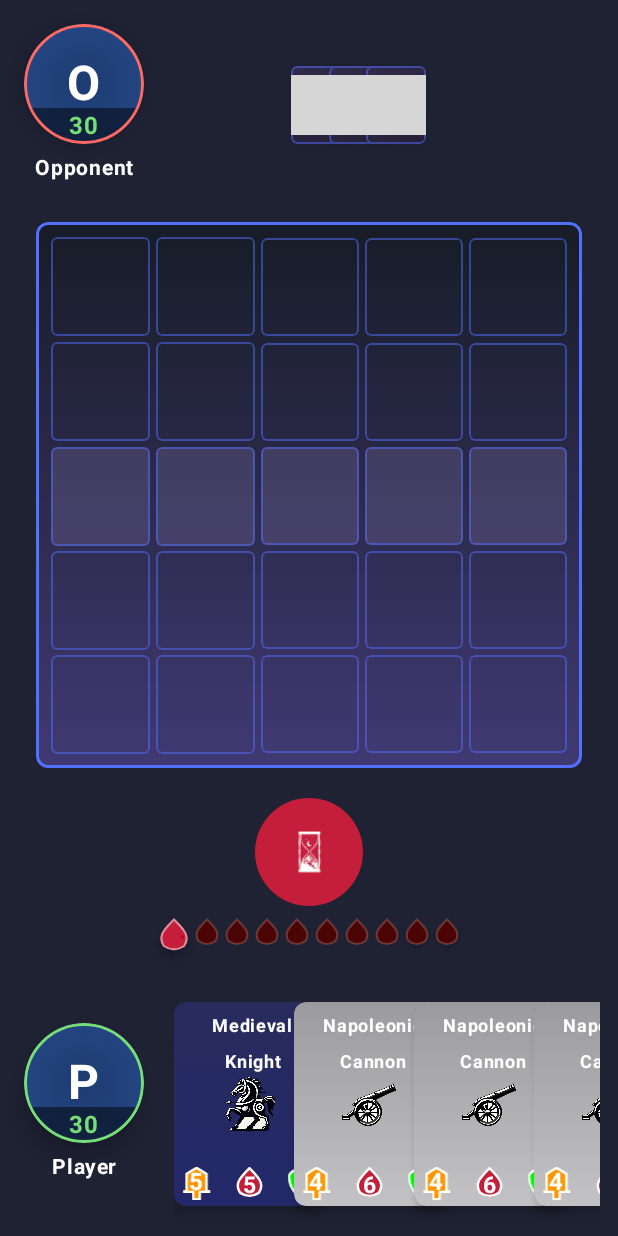
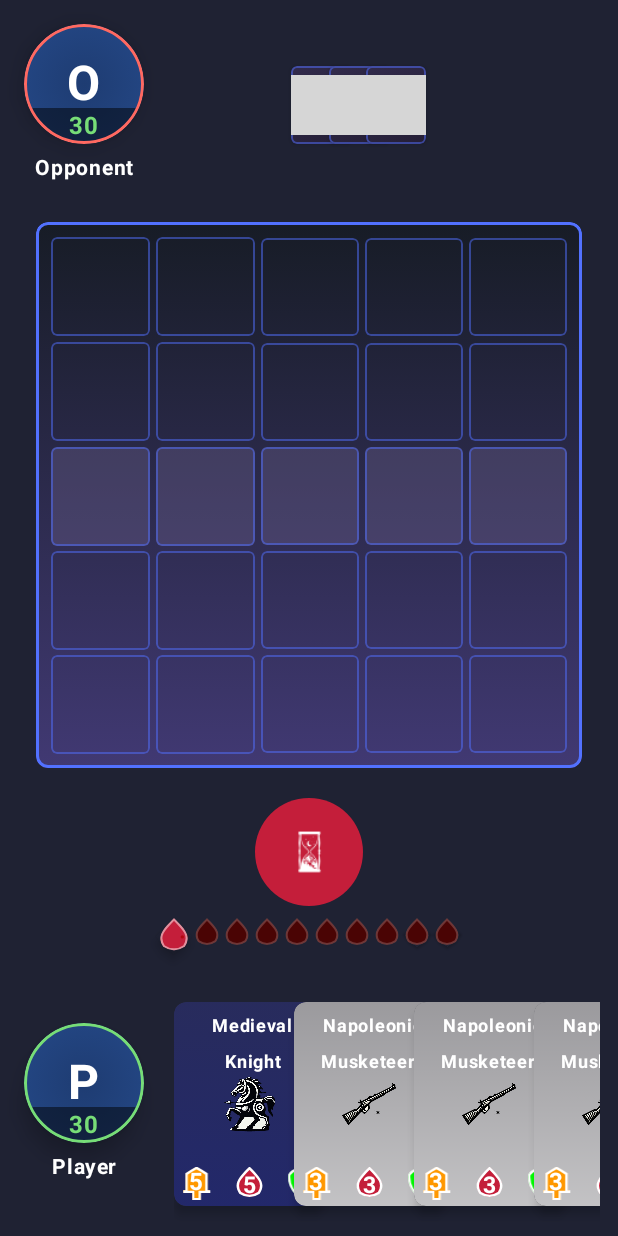
Before and after one commit to NihalHorseless/CardGame, an Android app built with Jetpack Compose: the GameScreen screen opened through its navigation route, on a phone screen of 412 x 824 dp. Run offline under Robolectric (Android 15) with nearby library versions, the phone set to English and light mode, and no system bars; grey boxes are pictures that could not be loaded.

Commit message:
Improved the UI added a new Sound bit and a Unit Type

```diff
--- a/app/src/main/assets/decks/marmont_deck.json
+++ b/app/src/main/assets/decks/marmont_deck.json
@@ -5,7 +5,7 @@
   "cardIds": [
     4, 4, 4,
     2, 2, 2, 15,
-    4, 4,
+    4, 4, 4, 4,
     13, 13, 15, 15,
     4, 4, 4,
     2, 2,
--- a/app/src/main/assets/decks/medieval_deck.json
+++ b/app/src/main/assets/decks/medieval_deck.json
@@ -5,7 +5,7 @@
   "cardIds": [
     2, 2, 2,
     3, 3, 3, 15,
-    4, 4,
+    4, 4, 4, 4,
     1, 1, 1, 15,
     6, 6, 6,
     7, 7,
--- a/app/src/main/assets/decks/ney_deck.json
+++ b/app/src/main/assets/decks/ney_deck.json
@@ -5,7 +5,7 @@
   "cardIds": [
     4, 4, 4,
     2, 2, 2, 15,
-    4, 4,
+    4, 4, 4, 4,
     13, 13, 15, 15,
     4, 4, 4,
     2, 2,
--- a/app/src/main/java/com/example/cardgame/audio/SoundManager.kt
+++ b/app/src/main/java/com/example/cardgame/audio/SoundManager.kt
@@ -44,6 +44,7 @@ class SoundManager(private val context: Context) {
             soundMap[SoundType.CAVALRY_ATTACK] = soundPool.load(context, R.raw.sword_slash_sound, 1)
             soundMap[SoundType.ARTILLERY_ATTACK] = soundPool.load(context, R.raw.artillery_unit_attack, 1)
             soundMap[SoundType.MISSILE_ATTACK] = soundPool.load(context, R.raw.missile_sound_three, 1)
+            soundMap[SoundType.MUSKET_ATTACK] = soundPool.load(context, R.raw.muskeeter_sound, 1)
 
             // Card-related sounds
             soundMap[SoundType.CARD_PICK] = soundPool.load(context, R.raw.card_pick, 1)
@@ -72,6 +73,7 @@ class SoundManager(private val context: Context) {
             soundMap[SoundType.VICTORY] = soundPool.load(context, R.raw.victory_chant, 1)
             soundMap[SoundType.MENU_TAP] = soundPool.load(context, R.raw.menu_click_one, 1)
             soundMap[SoundType.MENU_TAP_TWO] = soundPool.load(context, R.raw.menu_click_two, 1)
+            soundMap[SoundType.MENU_SCROLL] = soundPool.load(context, R.raw.menu_page_turn, 1)
 
         } catch (e: Exception) {
             Log.e("SoundManager", "Error loading sounds: ${e.message}")
--- a/app/src/main/java/com/example/cardgame/audio/SoundType.kt
+++ b/app/src/main/java/com/example/cardgame/audio/SoundType.kt
@@ -5,6 +5,7 @@ enum class SoundType {
     CAVALRY_ATTACK,
     ARTILLERY_ATTACK,
     MISSILE_ATTACK,
+    MUSKET_ATTACK,
     CARD_PICK,
     CARD_PLAY,
     FOOT_UNIT_TAP,
@@ -23,6 +24,7 @@ enum class SoundType {
     TURN_END,
     MENU_TAP,
     MENU_TAP_TWO,
+    MENU_SCROLL,
     PLAYER_HIT,
     VICTORY,
     DEFEAT
--- a/app/src/main/java/com/example/cardgame/data/enum/UnitType.kt
+++ b/app/src/main/java/com/example/cardgame/data/enum/UnitType.kt
@@ -4,5 +4,6 @@ enum class UnitType {
     INFANTRY,    // Foot soldiers, standard ground units
     CAVALRY,     // Mounted units, faster and can charge
     ARTILLERY,   // Siege and long-range bombardment units
-    MISSILE      // Ranged attack units
+    MISSILE,      // Ranged attack units
+    MUSKET // Long Ranged low defence units
 }
--- a/app/src/main/java/com/example/cardgame/game/GameManager.kt
+++ b/app/src/main/java/com/example/cardgame/game/GameManager.kt
@@ -242,7 +242,7 @@ class GameManager {
         return when {
             // Cavalry deals double damage to Missile and Artillery units
             attacker.unitType == UnitType.CAVALRY &&
-                    (defender.unitType == UnitType.MISSILE || defender.unitType == UnitType.ARTILLERY) -> 2.0f
+                    (defender.unitType == UnitType.MISSILE || defender.unitType == UnitType.ARTILLERY || defender.unitType == UnitType.MUSKET) -> 2.0f
 
             // Infantry deals double damage to Cavalry
             attacker.unitType == UnitType.INFANTRY && defender.unitType == UnitType.CAVALRY -> 2.0f
--- a/app/src/main/java/com/example/cardgame/game/MovementManager.kt
+++ b/app/src/main/java/com/example/cardgame/game/MovementManager.kt
@@ -30,6 +30,7 @@ class MovementManager(private val gameBoard: Board) {
     fun getAttackRange(unit: UnitCard): Int {
         return when (unit.unitType) {
             UnitType.MISSILE -> 2
+            UnitType.MUSKET -> 2
             UnitType.ARTILLERY -> 3
             else -> 1 // Infantry and Cavalry have melee range
         }
--- a/app/src/main/java/com/example/cardgame/ui/components/board/UnitSlot.kt
+++ b/app/src/main/java/com/example/cardgame/ui/components/board/UnitSlot.kt
@@ -250,6 +250,7 @@ fun UnitTypeIcon(
         UnitType.CAVALRY -> R.drawable.unit_type_cavalry
         UnitType.ARTILLERY -> R.drawable.unit_type_cannon
         UnitType.MISSILE -> R.drawable.unit_type_missile
+        UnitType.MUSKET -> R.drawable.unit_type_musket
     }
 
     Image(
--- a/app/src/main/java/com/example/cardgame/ui/components/effects/CardAnimations.kt
+++ b/app/src/main/java/com/example/cardgame/ui/components/effects/CardAnimations.kt
@@ -307,6 +307,7 @@ fun GifAttackAnimation(
         UnitType.INFANTRY -> R.drawable.blood_slash
         UnitType.MISSILE -> R.drawable.arrow_rain_two
         UnitType.ARTILLERY -> R.drawable.blood_explosion
+        UnitType.MUSKET -> R.drawable.artillery_hit_anim
     }
 
     Box(modifier = modifier.fillMaxSize()) {
@@ -321,6 +322,7 @@ fun GifAttackAnimation(
             UnitType.INFANTRY -> 50.dp
             UnitType.MISSILE -> 50.dp
             UnitType.ARTILLERY -> 90.dp
+            UnitType.MUSKET -> 80.dp
         }
         val offsetX =
             if (unitType == UnitType.INFANTRY || unitType == UnitType.CAVALRY) targetXDp - (animSize / 2 ) else targetXDp - (animSize / 2)
--- a/app/src/main/java/com/example/cardgame/ui/components/effects/UnitMovementAnimation.kt
+++ b/app/src/main/java/com/example/cardgame/ui/components/effects/UnitMovementAnimation.kt
@@ -100,6 +100,7 @@ fun UnitMovementAnimation(
         UnitType.CAVALRY -> R.drawable.unit_type_cavalry
         UnitType.ARTILLERY -> R.drawable.unit_type_cannon
         UnitType.MISSILE -> R.drawable.unit_type_missile
+        UnitType.MUSKET -> R.drawable.unit_type_musket
     }
 
     // Convert to dp for offset
--- a/app/src/main/java/com/example/cardgame/ui/navigations/CardGameNavigation.kt
+++ b/app/src/main/java/com/example/cardgame/ui/navigations/CardGameNavigation.kt
@@ -72,6 +72,8 @@ fun CardGameNavigation() {
                         gameViewModel.startCampaignLevel(campaign.id, level.id)
                         navController.navigate("game")
                         gameViewModel.playMenuSoundTwo()
+                    }, onLevelScroll = {
+                        gameViewModel.playMenuScrollSound()
                     },
                     onBackPressed = {
                         navController.popBackStack()
--- a/app/src/main/java/com/example/cardgame/ui/screens/GameScreen.kt
+++ b/app/src/main/java/com/example/cardgame/ui/screens/GameScreen.kt
@@ -39,7 +39,6 @@ fun GameScreen(
 ) {
     // Game state
     val playerHand by viewModel.playerHandState
-    val gameBoardState by viewModel.gameBoardState
     val selectedCell by viewModel.selectedCell
     val playerMana by viewModel.playerMana
     val playerMaxMana by viewModel.playerMaxMana
@@ -50,6 +49,7 @@ fun GameScreen(
     val isPlayerWinner by viewModel.isPlayerWinner
     val isPlayerTurn by viewModel.isPlayerTurn
     val statusMessage by viewModel.statusMessage
+    val oppoonentName by viewModel.opponentName
 
     // Movement and attack highlighting
     val validMoveDestinations by viewModel.validMoveDestinations
@@ -71,9 +71,7 @@ fun GameScreen(
 
     // Movement animation
     val isUnitMovingAnimation by viewModel.isUnitMovingAnimation
-    val moveStartPosition by viewModel.moveStartPosition
-    val moveEndPosition by viewModel.moveEndPosition
-    val movingUnitType by viewModel.movingUnitType
+
 
     // Deployment system states
     val selectedCardIndex by viewModel.selectedCardIndex
@@ -116,7 +114,7 @@ fun GameScreen(
                 ) {Log.d("Opponent", opponentHealth.toString())
                     // Opponent's portrait
                     PlayerPortrait(
-                        playerName = "Opponent",
+                        playerName = oppoonentName,
                         health = opponentHealth,
                         maxHealth = opponentHealth,
                         isCurrentPlayer = !isPlayerTurn,
--- a/app/src/main/java/com/example/cardgame/ui/viewmodel/GameViewModel.kt
+++ b/app/src/main/java/com/example/cardgame/ui/viewmodel/GameViewModel.kt
@@ -68,7 +68,6 @@ class GameViewModel(
             arrayOfNulls(_gameManager.gameBoard.columns)
         }
     )
-    val gameBoardState: State<Array<Array<UnitCard?>>> = _gameBoardState
 
     // Selected cell on the unified board
     private val _selectedCell = mutableStateOf<Pair<Int, Int>?>(null)
@@ -97,6 +96,9 @@ class GameViewModel(
 
     private val _opponentHealth = mutableIntStateOf(30)
     val opponentHealth: State<Int> = _opponentHealth
+
+    private val _opponentName = mutableStateOf("Opponent")
+    val opponentName: State<String> = _opponentName
 
     private val _opponentHandSize = mutableIntStateOf(0)
     val opponentHandSize: State<Int> = _opponentHandSize
@@ -233,6 +235,7 @@ class GameViewModel(
     fun setPlayerDeck(deckName: String) {
         _selectedPlayerDeck.value = deckName
     }
+
     /**
      * Sets the selected campaign for the player
      */
@@ -257,9 +260,10 @@ class GameViewModel(
     fun registerCellPosition(row: Int, col: Int, x: Float, y: Float) {
         cellPositions[Pair(row, col)] = Pair(x, y)
     }
-    /**
-    * Load all available campaigns
-    */
+
+    /**
+     * Load all available campaigns
+     */
     fun loadAvailableCampaigns(): List<Campaign> {
         return campaignRepository.getAllCampaigns()
     }
@@ -294,7 +298,8 @@ class GameViewModel(
 
             if (level != null) {
                 // Set current objective if any
-                val customObjective = level.specialRules.filterIsInstance<SpecialRule.CustomObjective>().firstOrNull()
+                val customObjective =
+                    level.specialRules.filterIsInstance<SpecialRule.CustomObjective>().firstOrNull()
                 _currentObjective.value = customObjective?.description
 
                 // Configure game for this level
@@ -311,14 +316,15 @@ class GameViewModel(
      * Configure the game with level-specific settings
      */
     private fun configureGameForLevel(level: CampaignLevel) {
-        // Load the opponent's deck
+        // Load the opponent's deck and name
         val opponentDeck = cardRepository.loadDeck(level.opponentDeckId)
+        _opponentName.value = level.opponentName
         if (opponentDeck != null) {
             _gameManager.players[1].setDeck(opponentDeck)
         } else {
             // Fallback if deck not found
             _statusMessage.value = "Opponent deck not found, using default"
-            Log.d("LevelConfig",opponentDeck.toString())
+            Log.d("LevelConfig", opponentDeck.toString())
         }
 
         if (opponentDeck == null) {
@@ -327,18 +333,18 @@ class GameViewModel(
         }
         opponentDeck.shuffle()
 
-        Log.d("LevelConfig",opponentDeck.toString())
+        Log.d("LevelConfig", opponentDeck.toString())
 
         // Set player and opponent health
         _gameManager.players[0].health = level.startingHealth ?: 30
-        _gameManager.players[1].health = when(level.difficulty) {
+        _gameManager.players[1].health = when (level.difficulty) {
             Difficulty.EASY -> 25
             Difficulty.MEDIUM -> 30
             Difficulty.HARD -> 35
             Difficulty.LEGENDARY -> 40
         }
         _opponentHealth.intValue = _gameManager.players[1].health
-        Log.d("LevelConfig","${_gameManager.players[1].health}  $opponentHealth")
+        Log.d("LevelConfig", "${_gameManager.players[1].health}  $opponentHealth")
         // Set starting mana
         _gameManager.players[0].currentMana = level.startingMana ?: 1
         _gameManager.players[1].currentMana = level.startingMana ?: 1
@@ -352,28 +358,49 @@ class GameViewModel(
      */
     private fun applySpecialRules(rules: List<SpecialRule>) {
         rules.forEach { rule ->
-            when(rule) {
+            when (rule) {
                 is SpecialRule.StartingBoard -> {
                     rule.unitSetup.forEach { setup ->
                         if (setup.isPlayerUnit) {
                             // Player units
                             val card = cardRepository.getCardById(setup.unitId)
                             if (card is UnitCard) {
-                                _gameManager.gameBoard.placeUnit(card.clone(), setup.row, setup.col, 0)
+                                _gameManager.gameBoard.placeUnit(
+                                    card.clone(),
+                                    setup.row,
+                                    setup.col,
+                                    0
+                                )
                             } else if (card is FortificationCard) {
-                                _gameManager.gameBoard.placeFortification(card.clone(), setup.row, setup.col, 0)
+                                _gameManager.gameBoard.placeFortification(
+                                    card.clone(),
+                                    setup.row,
+                                    setup.col,
+                                    0
+                                )
                             }
                         } else {
                             // Enemy units
                             val card = cardRepository.getCardById(setup.unitId)
                             if (card is UnitCard) {
-                                _gameManager.gameBoard.placeUnit(card.clone(), setup.row, setup.col, 1)
+                                _gameManager.gameBoard.placeUnit(
+                                    card.clone(),
+                                    setup.row,
+                                    setup.col,
+                                    1
+                                )
                             } else if (card is FortificationCard) {
-                                _gameManager.gameBoard.placeFortification(card.clone(), setup.row, setup.col, 1)
+                                _gameManager.gameBoard.placeFortification(
+                                    card.clone(),
+                                    setup.row,
+                                    setup.col,
+                                    1
+                                )
                             }
                         }
                     }
                 }
+
                 is SpecialRule.AdditionalCards -> {
                     rule.cards.forEach { cardId ->
                         val card = cardRepository.getCardById(cardId)
@@ -382,9 +409,11 @@ class GameViewModel(
                         }
                     }
                 }
+
                 is SpecialRule.ModifiedMana -> {
                     _gameManager.players[0].maxMana += rule.amount
                 }
+
                 is SpecialRule.CustomObjective -> {
                     // Custom objective will be checked during gameplay
                 }
@@ -397,7 +426,8 @@ class GameViewModel(
      */
     private fun checkCampaignObjectives() {
         val currentLevel = _currentLevel.value ?: return
-        val customObjective = currentLevel.specialRules.filterIsInstance<SpecialRule.CustomObjective>().firstOrNull()
+        val customObjective =
+            currentLevel.specialRules.filterIsInstance<SpecialRule.CustomObjective>().firstOrNull()
 
         if (customObjective != null) {
             _objectiveCompleted.value = customObjective.checkCompletion(_gameManager)
@@ -430,6 +460,7 @@ class GameViewModel(
             _statusMessage.value = "Level completed!"
         }
     }
+
     /**
      * Exit the current campaign level and return to campaign screen
      */
@@ -789,13 +820,13 @@ class GameViewModel(
 
         // Update board
         updateBoardState()
-        Log.d("LevelConfigD",_opponentHealth.value.toString())
+        Log.d("LevelConfigD", _opponentHealth.value.toString())
         // Update player stats
         _playerMana.intValue = _gameManager.players[0].currentMana
         _playerMaxMana.intValue = _gameManager.players[0].maxMana
         _playerHealth.intValue = _gameManager.players[0].health
         _opponentHealth.intValue = _gameManager.players[1].health
-        Log.d("LevelConfigD",_opponentHealth.value.toString())
+        Log.d("LevelConfigD", _opponentHealth.value.toString())
 
         // Update opponent stats
         _opponentHandSize.intValue = _gameManager.players[1].hand.size
@@ -1133,8 +1164,9 @@ class GameViewModel(
     ) {
         // Get the attacking unit
         val attackerUnit = _gameManager.gameBoard.getUnitAt(attackerRow, attackerCol) ?: return
-        val targetFortHealth = _gameManager.gameBoard.getFortificationAt(targetRow, targetCol)?.health
-            ?: return
+        val targetFortHealth =
+            _gameManager.gameBoard.getFortificationAt(targetRow, targetCol)?.health
+                ?: return
 
         // Check if this attack has a counter bonus
         val hasCounterBonus = _gameManager.hasFortificationCounterBonus(attackerUnit)
@@ -1190,9 +1222,9 @@ class GameViewModel(
 
                     // Reset counter state
                     _isCounterBonus.value = false
-                    Log.d("FortHealthVDamage","Damage: $damage  Fort Health: ${targetFortHealth}")
-
-                    if(damage >= targetFortHealth)
+                    Log.d("FortHealthVDamage", "Damage: $damage  Fort Health: ${targetFortHealth}")
+
+                    if (damage >= targetFortHealth)
                         soundManager.playSound(SoundType.FORTIFICATION_DESTROY)
 
                     updateAllGameStates()
@@ -1648,16 +1680,21 @@ class GameViewModel(
         }
     }
 
-    private fun playUnitAttackSound(unitType: UnitType){
+    private fun playUnitAttackSound(unitType: UnitType) {
         val attackSound = when (unitType) {
             UnitType.INFANTRY -> SoundType.INFANTRY_ATTACK
             UnitType.CAVALRY -> SoundType.CAVALRY_ATTACK
             UnitType.ARTILLERY -> SoundType.ARTILLERY_ATTACK
             UnitType.MISSILE -> SoundType.MISSILE_ATTACK
-        }
-        soundManager.playSound(attackSound, volume = if(unitType == UnitType.ARTILLERY) 0.5f else 1.0f)
-    }
-    private fun playUnitTapSound(unitType: UnitType){
+            UnitType.MUSKET -> SoundType.MUSKET_ATTACK
+        }
+        soundManager.playSound(
+            attackSound,
+            volume = if (unitType == UnitType.ARTILLERY) 0.5f else 1.0f
+        )
+    }
+
+    private fun playUnitTapSound(unitType: UnitType) {
         val tapSound = when (unitType) {
             UnitType.CAVALRY -> SoundType.CAVALRY_UNIT_TAP
             else -> SoundType.FOOT_UNIT_TAP
@@ -1665,21 +1702,27 @@ class GameViewModel(
         soundManager.playSound(tapSound)
     }
 
-    private fun playUnitMovementSound(unitType: UnitType){
+    private fun playUnitMovementSound(unitType: UnitType) {
         val movementSound = when (unitType) {
             UnitType.CAVALRY -> SoundType.CAVALRY_UNIT_MOVE
             else -> SoundType.FOOT_UNIT_MOVE
         }
         soundManager.playSound(movementSound)
     }
-     fun playMenuSoundOne() {
+
+    fun playMenuSoundOne() {
         soundManager.playSound(SoundType.MENU_TAP)
     }
-     fun playMenuSoundTwo() {
+
+    fun playMenuSoundTwo() {
         soundManager.playSound(SoundType.MENU_TAP_TWO)
     }
 
-    private fun playTacticCardSound(tacticCardType: TacticCardType){
+    fun playMenuScrollSound() {
+        soundManager.playSound(SoundType.MENU_SCROLL)
+    }
+
+    private fun playTacticCardSound(tacticCardType: TacticCardType) {
         val effectSound = when (tacticCardType) {
             TacticCardType.BUFF -> SoundType.SPELL_BUFF
             TacticCardType.SPECIAL -> SoundType.SPELL_SPECIAL
```
Also changed, not shown: app/src/main/assets/decks/cards.json (+16 -0 lines), app/src/main/java/com/example/cardgame/ui/components/board/PlayerPortrait.kt (+17 -0 lines), app/src/main/java/com/example/cardgame/ui/screens/LevelSelectionScreen.kt (+14 -15 lines), app/src/main/res/drawable/unit_type_musket.png (added), 2 other files.
